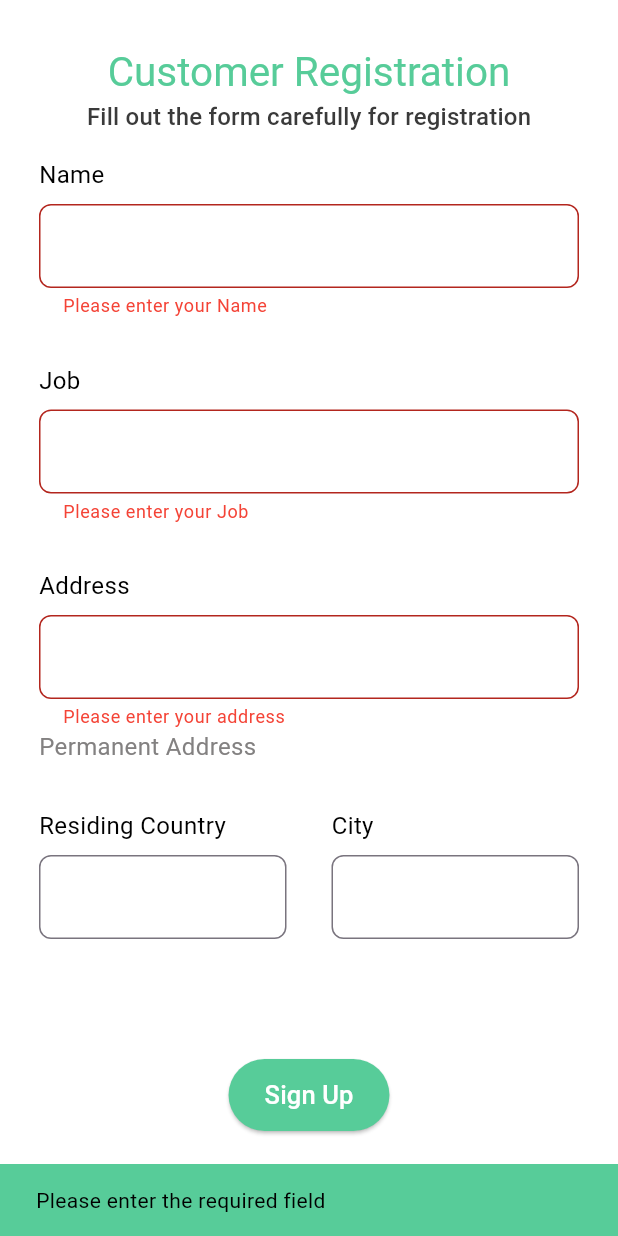
After one commit to adi0213/Karuthal_Customer, a Flutter app: the Customerregistration screen opened directly, after a tap on "Sign Up", on a phone screen of 412 x 824 dp. The commit adds this screen. Run offline on Flutter 3.47's test engine with Material 3 defaults, Android fonts, the phone set to English and light mode, and no system bars; our stand-ins replace google_fonts.

Commit message:
made changes

```diff
--- a/lib/CreateAccount.dart
+++ b/lib/CreateAccount.dart
@@ -1,6 +1,6 @@
 import 'dart:convert';
+import 'package:chilla_customer/CustomerRegistration.dart';
 import 'package:chilla_customer/Login.dart';
-import 'package:chilla_customer/WelcomePage.dart';
 import 'package:chilla_customer/design.dart';
 //import 'package:flutter_secure_storage/flutter_secure_storage.dart';
 import 'package:http/http.dart' as http;
@@ -60,7 +60,7 @@ class _CreateAccountState extends State<CreateAccount> {
 
         Navigator.push(
           context,
-          MaterialPageRoute(builder: (context) => WelcomePage()),
+          MaterialPageRoute(builder: (context) => Customerregistration()),
         );
       } else {
         _showErrorDialog('Failed to create account. Please try again.');
--- /dev/null
+++ b/lib/CustomerRegistration.dart
@@ -0,0 +1,229 @@
+import 'package:chilla_customer/dashboard.dart';
+import 'package:flutter/material.dart';
+import 'package:google_fonts/google_fonts.dart';
+
+class Customerregistration extends StatefulWidget {
+  const Customerregistration({super.key});
+
+  @override
+  State<Customerregistration> createState() => _CustomerregistrationState();
+}
+
+class _CustomerregistrationState extends State<Customerregistration> {
+  final _formKey = GlobalKey<FormState>();
+
+  final TextEditingController _nameController = TextEditingController();
+  final TextEditingController _jobController = TextEditingController();
+  final TextEditingController _addressController = TextEditingController();
+  final TextEditingController _countryController = TextEditingController();
+  final TextEditingController _cityController = TextEditingController();
+  @override
+  Widget build(BuildContext context) {
+    return Scaffold(
+      backgroundColor: Colors.white,
+      body: SingleChildScrollView(
+        child: SafeArea(
+          child: Padding(
+              padding: const EdgeInsets.all(16.0),
+              child: Form(
+                  key: _formKey,
+                  child: Column(
+                      crossAxisAlignment: CrossAxisAlignment.start,
+                      children: [
+                        const SizedBox(height: 15),
+                        Center(
+                            child: Column(children: [
+                          Text(
+                            "Customer Registration",
+                            style: Theme.of(context)
+                                .textTheme
+                                .headlineLarge
+                                ?.copyWith(
+                                  color: const Color(0xFF57CC99),
+                                  fontFamily:
+                                      GoogleFonts.anekGurmukhi().fontFamily,
+                                  fontWeight: FontWeight.normal,
+                                  fontSize: 27.0,
+                                ),
+                          ),
+                          const SizedBox(height: 1),
+                          Text(
+                            "Fill out the form carefully for registration",
+                            style: Theme.of(context)
+                                .textTheme
+                                .titleMedium
+                                ?.copyWith(
+                                  color: const Color(0xFF3A3A3A),
+                                  fontFamily:
+                                      GoogleFonts.robotoFlex().fontFamily,
+                                  fontSize: 16.0,
+                                ),
+                          ),
+                        ])),
+                        const SizedBox(height: 15),
+                        _buildLabelText(context, "Name"),
+                        const SizedBox(height: 8),
+                        _buildTextField(
+                          context,
+                          controller: _nameController,
+                          validator: (value) {
+                            if (value == null || value.isEmpty) {
+                              return 'Please enter your Name';
+                            }
+                            return null;
+                          },
+                        ),
+                        const SizedBox(height: 30),
+                        _buildLabelText(context, "Job"),
+                        const SizedBox(height: 8),
+                        _buildTextField(
+                          context,
+                          controller: _jobController,
+                          validator: (value) {
+                            if (value == null || value.isEmpty) {
+                              return 'Please enter your Job';
+                            }
+                            return null;
+                          },
+                        ),
+                        const SizedBox(height: 30),
+                        _buildLabelText(context, "Address"),
+                        const SizedBox(height: 8),
+                        _buildTextField(
+                          context,
+                          controller: _addressController,
+                          validator: (value) {
+                            if (value == null || value.isEmpty) {
+                              return 'Please enter your address';
+                            }
+                            return null;
+                          },
+                        ),
+                        _buildLabelText(context, "Permanent Address"),
+                        const SizedBox(height: 30),
+                        Row(
+                          children: [
+                            Expanded(
+                              child: Column(
+                                crossAxisAlignment: CrossAxisAlignment.start,
+                                children: [
+                                  _buildLabelText(context, "Residing Country"),
+                                  const SizedBox(height: 8),
+                                  _buildTextField(
+                                    context,
+                                    controller: _countryController,
+                                  ),
+                                ],
+                              ),
+                            ),
+                            const SizedBox(width: 10),
+                            Expanded(
+                              child: Column(
+                                crossAxisAlignment: CrossAxisAlignment.start,
+                                children: [
+                                  _buildLabelText(context, "City"),
+                                  const SizedBox(height: 8),
+                                  _buildTextField(
+                                    context,
+                                    controller: _cityController,
+                                  ),
+                                ],
+                              ),
+                            ),
+                          ],
+                        ),
+                        const SizedBox(height: 80),
+                        Center(
+                          child: SizedBox(
+                            height: 48.0,
+                            child: ElevatedButton(
+                              style: ElevatedButton.styleFrom(
+                                backgroundColor: const Color(0xFF57CC99),
+                              ),
+                              onPressed: () {
+                                if (_formKey.currentState!.validate()) {
+                                  Navigator.push(
+                                    context,
+                                    MaterialPageRoute(
+                                      builder: (context) => const Dashboard(),
+                                    ),
+                                  );
+                                } else {
+                                  ScaffoldMessenger.of(context).showSnackBar(
+                                    const SnackBar(
+                                      backgroundColor: Color(0xFF57CC99),
+                                      content: Text(
+                                        'Please enter the required field',
+                                        style: TextStyle(color: Colors.black),
+                                      ),
+                                    ),
+                                  );
+                                }
+                              },
+                              child: const Text(
+                                "Sign Up",
+                                style: TextStyle(
+                                  color: Colors.white,
+                                  fontSize: 17.0,
+                                ),
+                              ),
+                            ),
+                          ),
+                        ),
+                        const SizedBox(height: 30),
+                      ]))),
+        ),
+      ),
+    );
+  }
+
+  Widget _buildTextField(
+    BuildContext context, {
+    required TextEditingController controller,
+    String? Function(String?)? validator,
+  }) {
+    return Padding(
+      padding: const EdgeInsets.symmetric(horizontal: 10.0),
+      child: TextFormField(
+        controller: controller,
+        cursorColor: Colors.black,
+        decoration: InputDecoration(
+          border: OutlineInputBorder(
+            borderRadius: BorderRadius.circular(8.0),
+            borderSide: const BorderSide(color: Colors.grey),
+          ),
+          focusedBorder: OutlineInputBorder(
+            borderRadius: BorderRadius.circular(8.0),
+            borderSide: const BorderSide(color: Color(0xFF57CC99)),
+          ),
+          errorStyle: const TextStyle(
+            color: Colors.red,
+          ),
+        ),
+        validator: validator,
+      ),
+    );
+  }
+
+  Widget _buildLabelText(BuildContext context, String labelText) {
+    Color labelColor;
+
+    if (labelText == "Permanent Address") {
+      labelColor = const Color(0xFF838181);
+    } else {
+      labelColor = Colors.black;
+    }
+
+    return Padding(
+      padding: const EdgeInsets.symmetric(horizontal: 10.0),
+      child: Text(
+        labelText,
+        style: TextStyle(
+          color: labelColor,
+          fontSize: 16,
+          fontFamily: GoogleFonts.robotoFlex().fontFamily,
+        ),
+      ),
+    );
+  }
+}
```
